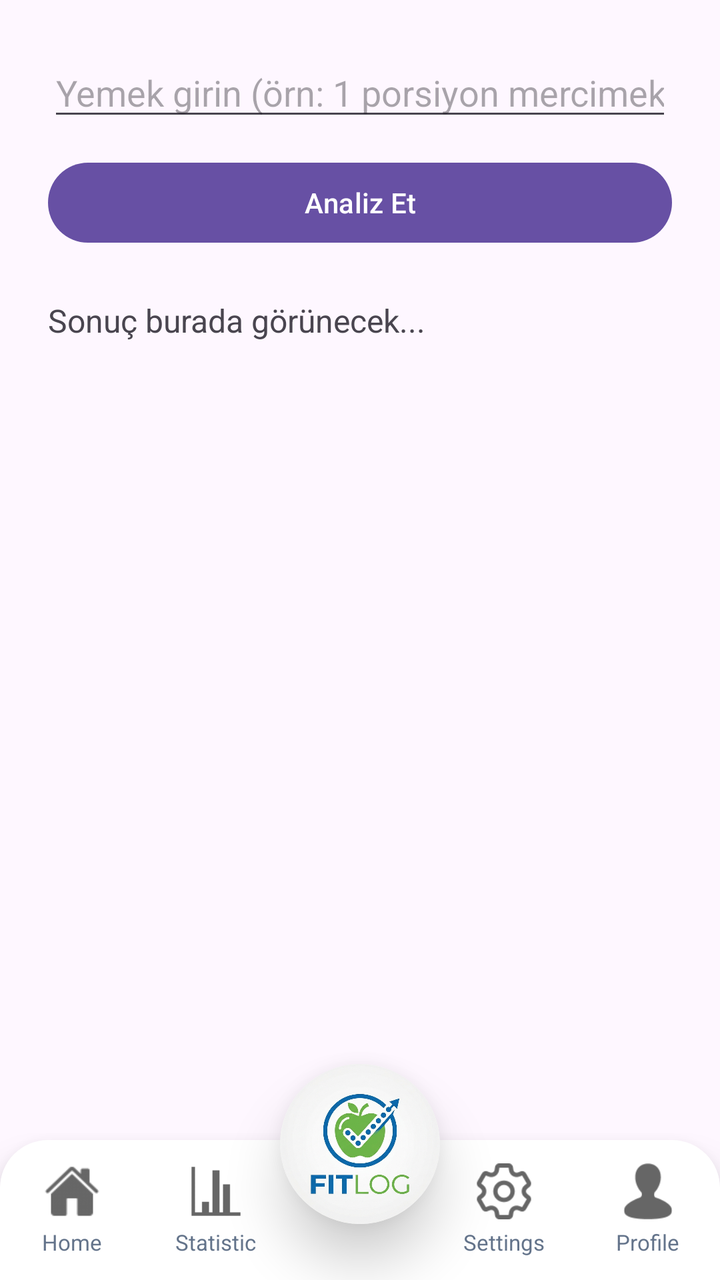
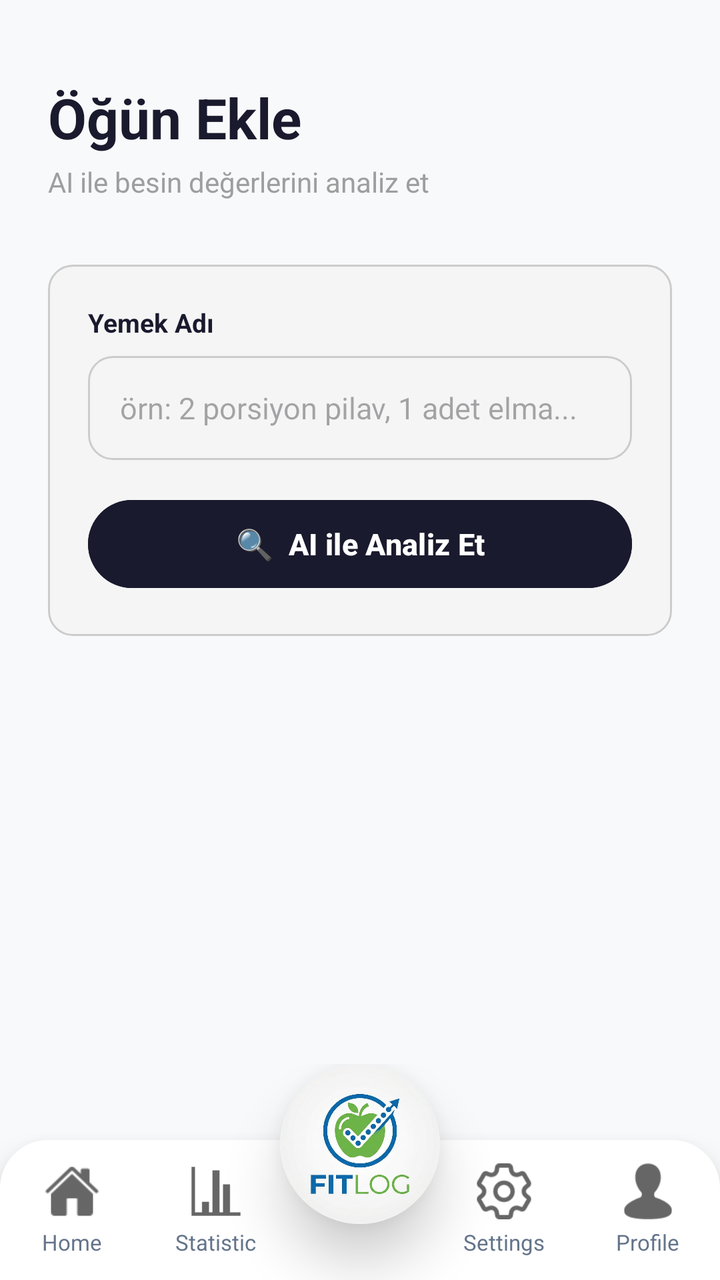

An Android layout rendered at two revisions. The XML below is the earlier revision; the diff shows what the commit changed to produce the second picture.
<!-- AndroidManifest.xml: application theme Theme.FitLog -->
<!-- res/layout/activity_add_meal.xml -->
<?xml version="1.0" encoding="utf-8"?>
<androidx.constraintlayout.widget.ConstraintLayout xmlns:android="http://schemas.android.com/apk/res/android"
    xmlns:app="http://schemas.android.com/apk/res-auto"
    xmlns:tools="http://schemas.android.com/tools"
    android:id="@+id/main"
    android:layout_width="match_parent"
    android:layout_height="match_parent"
    tools:context=".AddMeal">

    <LinearLayout xmlns:android="http://schemas.android.com/apk/res/android"
        android:layout_width="match_parent"
        android:layout_height="match_parent"
        android:orientation="vertical"
        android:padding="24dp">

        <EditText
            android:id="@+id/etFood"
            android:layout_width="match_parent"
            android:layout_height="wrap_content"
            android:hint="Yemek girin (örn: 1 porsiyon mercimek çorbası)"
            android:inputType="text" />

        <Button
            android:id="@+id/btnAnalyze"
            android:layout_width="match_parent"
            android:layout_height="wrap_content"
            android:layout_marginTop="12dp"
            android:text="Analiz Et" />

        <ProgressBar
            android:id="@+id/progressBar"
            android:layout_width="wrap_content"
            android:layout_height="wrap_content"
            android:layout_gravity="center"
            android:layout_marginTop="16dp"
            android:visibility="gone" />

        <TextView
            android:id="@+id/tvResult"
            android:layout_width="match_parent"
            android:layout_height="wrap_content"
            android:layout_marginTop="24dp"
            android:lineSpacingExtra="6dp"
            android:text="Sonuç burada görünecek..."
            android:textSize="16sp" />

    </LinearLayout>

    <include layout="@layout/nav_bar" />

</androidx.constraintlayout.widget.ConstraintLayout>
<!-- res/layout/nav_bar.xml (included above) -->
<?xml version="1.0" encoding="utf-8"?>
<androidx.constraintlayout.widget.ConstraintLayout xmlns:android="http://schemas.android.com/apk/res/android"
    android:layout_width="match_parent"
    android:layout_height="match_parent"
    xmlns:app="http://schemas.android.com/apk/res-auto">

    <LinearLayout
        android:id="@+id/bottom_bar_container"
        android:layout_width="match_parent"
        android:layout_height="70dp"
        android:orientation="horizontal"
        android:background="@drawable/nav_bar_bg"
        android:weightSum="5"
        android:elevation="12dp"
        android:paddingVertical="8dp"
        app:layout_constraintBottom_toBottomOf="parent"
        app:layout_constraintStart_toStartOf="parent"
        app:layout_constraintEnd_toEndOf="parent">

        <LinearLayout
            android:layout_width="0dp"
            android:clickable="true"
            android:focusable="true"
            android:onClick="navHomePage"
            android:layout_height="match_parent"
            android:layout_weight="1"
            android:orientation="vertical"
            android:gravity="center"
            android:background="?attr/selectableItemBackgroundBorderless">

            <ImageView
                android:layout_width="28dp"
                android:layout_height="28dp"
                android:src="@drawable/mainpage"
                android:alpha="0.6"
                android:contentDescription="Home Page"/>

            <TextView
                android:layout_width="wrap_content"
                android:layout_height="wrap_content"
                android:layout_marginTop="4dp"
                android:text="Home"
                android:textSize="11sp"
                android:textAlignment="center"
                android:textColor="#64748B"/>
        </LinearLayout>

        <LinearLayout
            android:layout_width="0dp"
            android:layout_height="match_parent"
            android:clickable="true"
            android:focusable="true"
            android:onClick="navStatistic"
            android:layout_weight="1"
            android:orientation="vertical"
            android:gravity="center"
            android:background="?attr/selectableItemBackgroundBorderless">

            <ImageView
                android:layout_width="28dp"
                android:layout_height="28dp"
                android:src="@drawable/statistic"
                android:alpha="0.6"
                android:contentDescription="Quiz"/>

            <TextView
                android:layout_width="wrap_content"
                android:layout_height="wrap_content"
                android:layout_marginTop="4dp"
                android:text="Statistic"
                android:textSize="11sp"
                android:textColor="#64748B"/>
        </LinearLayout>

        <View
            android:layout_width="0dp"
            android:layout_height="match_parent"
            android:layout_weight="1"/>

        <LinearLayout
            android:layout_width="0dp"
            android:layout_height="match_parent"
            android:layout_weight="1"
            android:orientation="vertical"
            android:clickable="true"
            android:focusable="true"
            android:onClick="goToEducation"
            android:gravity="center"
            android:background="?attr/selectableItemBackgroundBorderless">

            <ImageView
                android:layout_width="28dp"
                android:layout_height="28dp"
                android:src="@drawable/setting"
                android:alpha="0.6"
                android:contentDescription="Education"/>

            <TextView
                android:layout_width="wrap_content"
                android:layout_height="wrap_content"
                android:layout_marginTop="4dp"
                android:text="Settings"
                android:textSize="11sp"
                android:textColor="#64748B"/>
        </LinearLayout>

        <LinearLayout
            android:layout_width="0dp"
            android:layout_height="match_parent"
            android:layout_weight="1"
            android:orientation="vertical"
            android:clickable="true"
            android:focusable="true"
            android:onClick="navProfile"
            android:gravity="center"
            android:background="?attr/selectableItemBackgroundBorderless">

            <ImageView
                android:layout_width="28dp"
                android:layout_height="28dp"
                android:src="@drawable/profile"
                android:alpha="0.6"
                android:contentDescription="About Us"/>

            <TextView
                android:layout_width="wrap_content"
                android:layout_height="wrap_content"
                android:layout_marginTop="4dp"
                android:text="Profile"
                android:textAlignment="center"
                android:textSize="11sp"
                android:textColor="#64748B"/>
        </LinearLayout>

    </LinearLayout>

    
    <androidx.cardview.widget.CardView
        android:layout_width="80dp"
        android:layout_height="80dp"
        android:layout_marginBottom="28dp"
        app:cardCornerRadius="40dp"
        app:cardElevation="16dp"
        app:cardBackgroundColor="@android:color/white"
        app:layout_constraintBottom_toBottomOf="parent"
        app:layout_constraintStart_toStartOf="parent"
        app:layout_constraintEnd_toEndOf="parent">

        <ImageView
            android:id="@+id/center_logo"
            android:clickable="true"
            android:focusable="true"
            android:onClick="navHomePage"
            android:layout_width="match_parent"
            android:layout_height="match_parent"
            android:src="@drawable/applogo"
            android:scaleType="centerCrop"
            android:contentDescription="Center Logo"/>

    </androidx.cardview.widget.CardView>

</androidx.constraintlayout.widget.ConstraintLayout>
<!-- resources referenced by this layout -->
<resources>
  <!-- drawable applogo: png bitmap (drawable, 927658 bytes) -->
  <!-- drawable mainpage: png bitmap (drawable, 942 bytes) -->
  <!-- drawable nav_bar_bg (drawable) -->
  <?xml version="1.0" encoding="utf-8"?>
  <shape xmlns:android="http://schemas.android.com/apk/res/android"
      android:shape="rectangle">
      <solid android:color="#FFFFFF" />
      <corners
          android:topLeftRadius="24dp"
          android:topRightRadius="24dp" />
  </shape>
  <!-- drawable profile: png bitmap (drawable, 763 bytes) -->
  <!-- drawable setting: png bitmap (drawable, 1731 bytes) -->
  <!-- drawable statistic: png bitmap (drawable, 151 bytes) -->
  <style name="Theme.FitLog" parent="Base.Theme.FitLog" />
  <style name="Base.Theme.FitLog" parent="Theme.Material3.Light.NoActionBar">
          
          
      </style>
</resources>

<!-- the commit's change to res/layout/activity_add_meal.xml (unified diff, before → after) -->
@@ -5,48 +5,356 @@
     android:id="@+id/main"
     android:layout_width="match_parent"
     android:layout_height="match_parent"
+    android:background="#F8F9FA"
     tools:context=".AddMeal">
 
-    <LinearLayout xmlns:android="http://schemas.android.com/apk/res/android"
+    <androidx.core.widget.NestedScrollView
         android:layout_width="match_parent"
-        android:layout_height="match_parent"
-        android:orientation="vertical"
-        android:padding="24dp">
-
-        <EditText
-            android:id="@+id/etFood"
+        android:layout_height="0dp"
+        android:fillViewport="true"
+        app:layout_constraintTop_toTopOf="parent"
+        app:layout_constraintBottom_toTopOf="@id/navBarInclude">
+
+        <LinearLayout
             android:layout_width="match_parent"
             android:layout_height="wrap_content"
-            android:hint="Yemek girin (örn: 1 porsiyon mercimek çorbası)"
-            android:inputType="text" />
-
-        <Button
-            android:id="@+id/btnAnalyze"
-            android:layout_width="match_parent"
-            android:layout_height="wrap_content"
-            android:layout_marginTop="12dp"
-            android:text="Analiz Et" />
-
-        <ProgressBar
-            android:id="@+id/progressBar"
-            android:layout_width="wrap_content"
-            android:layout_height="wrap_content"
-            android:layout_gravity="center"
-            android:layout_marginTop="16dp"
-            android:visibility="gone" />
-
-        <TextView
-            android:id="@+id/tvResult"
-            android:layout_width="match_parent"
-            android:layout_height="wrap_content"
-            android:layout_marginTop="24dp"
-            android:lineSpacingExtra="6dp"
-            android:text="Sonuç burada görünecek..."
-            android:textSize="16sp" />
-
-    </LinearLayout>
-
-    <include layout="@layout/nav_bar" />
+            android:orientation="vertical"
+            android:paddingStart="24dp"
+            android:paddingEnd="24dp"
+            android:paddingTop="40dp"
+            android:paddingBottom="24dp">
+
+            
+            <TextView
+                android:layout_width="wrap_content"
+                android:layout_height="wrap_content"
+                android:text="Öğün Ekle"
+                android:textSize="28sp"
+                android:textStyle="bold"
+                android:textColor="#1A1A2E"
+                android:layout_marginBottom="4dp" />
+
+            <TextView
+                android:layout_width="wrap_content"
+                android:layout_height="wrap_content"
+                android:text="AI ile besin değerlerini analiz et"
+                android:textSize="14sp"
+                android:textColor="#9E9E9E"
+                android:layout_marginBottom="32dp" />
+
+            
+            <LinearLayout
+                android:layout_width="match_parent"
+                android:layout_height="wrap_content"
+                android:orientation="vertical"
+                android:background="@drawable/edittext_bg"
+                android:padding="20dp"
+                android:layout_marginBottom="16dp">
+
+                <TextView
+                    android:layout_width="wrap_content"
+                    android:layout_height="wrap_content"
+                    android:text="Yemek Adı"
+                    android:textSize="13sp"
+                    android:textStyle="bold"
+                    android:textColor="#1A1A2E"
+                    android:layout_marginBottom="8dp" />
+
+                <EditText
+                    android:id="@+id/etFood"
+                    android:layout_width="match_parent"
+                    android:layout_height="52dp"
+                    android:hint="örn: 2 porsiyon pilav, 1 adet elma..."
+                    android:textSize="15sp"
+                    android:paddingStart="16dp"
+                    android:paddingEnd="16dp"
+                    android:background="@drawable/edittext_bg"
+                    android:textColor="#1A1A2E"
+                    android:inputType="text"
+                    android:layout_marginBottom="16dp" />
+
+                
+                <Button
+                    android:id="@+id/btnAnalyze"
+                    android:layout_width="match_parent"
+                    android:layout_height="52dp"
+                    android:text="🔍  AI ile Analiz Et"
+                    android:textSize="15sp"
+                    android:textStyle="bold"
+                    android:textColor="#FFFFFF"
+                    android:backgroundTint="#1A1A2E" />
+
+            </LinearLayout>
+
+            
+            <ProgressBar
+                android:id="@+id/progressBar"
+                android:layout_width="wrap_content"
+                android:layout_height="wrap_content"
+                android:layout_gravity="center"
+                android:indeterminateTint="#4CAF50"
+                android:visibility="gone"
+                android:layout_marginBottom="8dp" />
+
+            
+            <LinearLayout
+                android:id="@+id/cardResult"
+                android:layout_width="match_parent"
+                android:layout_height="wrap_content"
+                android:orientation="vertical"
+                android:background="@drawable/edittext_bg"
+                android:padding="20dp"
+                android:layout_marginBottom="16dp"
+                android:visibility="gone">
+
+                
+                <LinearLayout
+                    android:layout_width="match_parent"
+                    android:layout_height="wrap_content"
+                    android:orientation="horizontal"
+                    android:gravity="center_vertical"
+                    android:layout_marginBottom="16dp">
+
+                    <TextView
+                        android:layout_width="0dp"
+                        android:layout_height="wrap_content"
+                        android:layout_weight="1"
+                        android:orientation="vertical"
+                        android:text="🍽️">
+                    </TextView>
+
+                    <LinearLayout
+                        android:layout_width="0dp"
+                        android:layout_height="wrap_content"
+                        android:layout_weight="9"
+                        android:orientation="vertical">
+
+                        <TextView
+                            android:id="@+id/tvFoodName"
+                            android:layout_width="wrap_content"
+                            android:layout_height="wrap_content"
+                            android:text="Yemek Adı"
+                            android:textSize="18sp"
+                            android:textStyle="bold"
+                            android:textColor="#1A1A2E" />
+
+                        <TextView
+                            android:id="@+id/tvServingSize"
+                            android:layout_width="wrap_content"
+                            android:layout_height="wrap_content"
+                            android:text="Porsiyon"
+                            android:textSize="13sp"
+                            android:textColor="#9E9E9E"
+                            android:layout_marginTop="2dp" />
+
+                    </LinearLayout>
+
+                    
+                    <TextView
+                        android:id="@+id/tvConfidence"
+                        android:layout_width="wrap_content"
+                        android:layout_height="wrap_content"
+                        android:text="high"
+                        android:textSize="11sp"
+                        android:textStyle="bold"
+                        android:textColor="#4CAF50"
+                        android:background="@drawable/badge_green"
+                        android:paddingStart="10dp"
+                        android:paddingEnd="10dp"
+                        android:paddingTop="4dp"
+                        android:paddingBottom="4dp" />
+
+                </LinearLayout>
+
+                
+                <View
+                    android:layout_width="match_parent"
+                    android:layout_height="1dp"
+                    android:background="#F0F0F0"
+                    android:layout_marginBottom="16dp" />
+
+                
+                <LinearLayout
+                    android:layout_width="match_parent"
+                    android:layout_height="wrap_content"
+                    android:orientation="vertical"
+                    android:gravity="center"
+                    android:background="#E8F5E9"
+                    android:padding="16dp"
+                    android:layout_marginBottom="16dp">
+
+                    <TextView
+                        android:id="@+id/tvCalories"
+                        android:layout_width="wrap_content"
+                        android:layout_height="wrap_content"
+                        android:text="0"
+                        android:textSize="42sp"
+                        android:textStyle="bold"
+                        android:textColor="#4CAF50" />
+
+                    <TextView
+                        android:layout_width="wrap_content"
+                        android:layout_height="wrap_content"
+                        android:text="kcal"
+                        android:textSize="14sp"
+                        android:textColor="#4CAF50" />
+
+                </LinearLayout>
+
+                
+                <LinearLayout
+                    android:layout_width="match_parent"
+                    android:layout_height="wrap_content"
+                    android:orientation="horizontal"
+                    android:layout_marginBottom="8dp">
+
+                    
+                    <LinearLayout
+                        android:layout_width="0dp"
+                        android:layout_height="wrap_content"
+                        android:layout_weight="1"
+                        android:orientation="vertical"
+                        android:gravity="center"
+                        android:background="@drawable/edittext_bg"
+                        android:padding="12dp"
+                        android:layout_marginEnd="6dp">
+
+                        <TextView
+                            android:id="@+id/tvProtein"
+                            android:layout_width="wrap_content"
+                            android:layout_height="wrap_content"
+                            android:text="0g"
+                            android:textSize="18sp"
+                            android:textStyle="bold"
+                            android:textColor="#1A1A2E" />
+
+                        <TextView
+                            android:layout_width="wrap_content"
+                            android:layout_height="wrap_content"
+                            android:text="Protein"
+                            android:textSize="11sp"
+                            android:textColor="#9E9E9E"
+                            android:layout_marginTop="2dp" />
+
+                    </LinearLayout>
+
+                    
+                    <LinearLayout
+                        android:layout_width="0dp"
+                        android:layout_height="wrap_content"
+                        android:layout_weight="1"
+                        android:orientation="vertical"
+                        android:gravity="center"
+                        android:background="@drawable/edittext_bg"
+                        android:padding="12dp"
+                        android:layout_marginStart="3dp"
+                        android:layout_marginEnd="3dp">
+
+                        <TextView
+                            android:id="@+id/tvCarbs"
+                            android:layout_width="wrap_content"
+                            android:layout_height="wrap_content"
+                            android:text="0g"
+                            android:textSize="18sp"
+                            android:textStyle="bold"
+                            android:textColor="#1A1A2E" />
+
+                        <TextView
+                            android:layout_width="wrap_content"
+                            android:layout_height="wrap_content"
+                            android:text="Karb."
+                            android:textSize="11sp"
+                            android:textColor="#9E9E9E"
+                            android:layout_marginTop="2dp" />
+
+                    </LinearLayout>
+
+                    
+                    <LinearLayout
+                        android:layout_width="0dp"
+                        android:layout_height="wrap_content"
+                        android:layout_weight="1"
+                        android:orientation="vertical"
+                        android:gravity="center"
+                        android:background="@drawable/edittext_bg"
+                        android:padding="12dp"
+                        android:layout_marginStart="6dp">
+
+                        <TextView
+                            android:id="@+id/tvFat"
+                            android:layout_width="wrap_content"
+                            android:layout_height="wrap_content"
+                            android:text="0g"
+                            android:textSize="18sp"
+                            android:textStyle="bold"
+                            android:textColor="#1A1A2E" />
+
+                        <TextView
+                            android:layout_width="wrap_content"
+                            android:layout_height="wrap_content"
+                            android:text="Yağ"
+                            android:textSize="11sp"
+                            android:textColor="#9E9E9E"
+                            android:layout_marginTop="2dp" />
+
+                    </LinearLayout>
+
+                </LinearLayout>
+
+                
+                <LinearLayout
+                    android:layout_width="match_parent"
+                    android:layout_height="52dp"
+                    android:orientation="horizontal"
+                    android:gravity="center_vertical"
+                    android:background="@drawable/edittext_bg"
+                    android:paddingStart="16dp"
+                    android:paddingEnd="16dp"
+                    android:layout_marginTop="8dp">
+
+                    <TextView
+                        android:layout_width="0dp"
+                        android:layout_height="wrap_content"
+                        android:layout_weight="1"
+                        android:text="🌾  Lif"
+                        android:textSize="14sp"
+                        android:textStyle="bold"
+                        android:textColor="#1A1A2E" />
+
+                    <TextView
+                        android:id="@+id/tvFiber"
+                        android:layout_width="wrap_content"
+                        android:layout_height="wrap_content"
+                        android:text="0g"
+                        android:textSize="14sp"
+                        android:textColor="#9E9E9E" />
+
+                </LinearLayout>
+
+            </LinearLayout>
+
+            
+            <Button
+                android:id="@+id/btnSave"
+                android:layout_width="match_parent"
+                android:layout_height="52dp"
+                android:text="Öğünü Kaydet"
+                android:textSize="16sp"
+                android:textStyle="bold"
+                android:textColor="#FFFFFF"
+                android:backgroundTint="#4CAF50"
+                android:visibility="gone" />
+
+        </LinearLayout>
+
+    </androidx.core.widget.NestedScrollView>
+
+    <include
+        android:id="@+id/navBarInclude"
+        layout="@layout/nav_bar"
+        android:layout_width="match_parent"
+        android:layout_height="wrap_content"
+        app:layout_constraintBottom_toBottomOf="parent" />
 
 </androidx.constraintlayout.widget.ConstraintLayout>
 <!-- res/layout/nav_bar.xml (included above) -->
<!-- resource entries referenced after the edit -->
@@ -1,6 +1,50 @@
 <!-- resources referenced by this layout -->
 <resources>
   <!-- drawable applogo: png bitmap (drawable, 927658 bytes) -->
+  <!-- drawable badge_green (drawable) -->
+  <?xml version="1.0" encoding="utf-8"?>
+  <shape xmlns:android="http://schemas.android.com/apk/res/android"
+      android:shape="rectangle">
+      <solid android:color="#E8F5E9" />
+      <corners android:radius="20dp" />
+  </shape>
+  <!-- drawable edittext_bg (drawable) -->
+  <?xml version="1.0" encoding="utf-8"?>
+  <selector xmlns:android="http://schemas.android.com/apk/res/android">
+  
+      
+      <item android:state_focused="true">
+          <shape>
+              <solid android:color="#FFFFFF"/>
+              <corners android:radius="12dp"/>
+              <stroke
+                  android:width="2dp"
+                  android:color="#4CAF50"/>
+              <padding
+                  android:left="12dp"
+                  android:right="12dp"
+                  android:top="12dp"
+                  android:bottom="12dp"/>
+          </shape>
+      </item>
+  
+      
+      <item>
+          <shape>
+              <solid android:color="#F5F5F5"/>
+              <corners android:radius="12dp"/>
+              <stroke
+                  android:width="1dp"
+                  android:color="#CCCCCC"/>
+              <padding
+                  android:left="12dp"
+                  android:right="12dp"
+                  android:top="12dp"
+                  android:bottom="12dp"/>
+          </shape>
+      </item>
+  
+  </selector>
   <!-- drawable mainpage: png bitmap (drawable, 942 bytes) -->
   <!-- drawable nav_bar_bg (drawable) -->
   <?xml version="1.0" encoding="utf-8"?>
